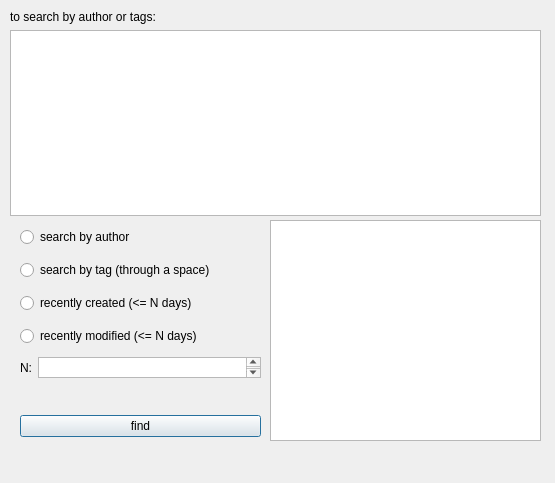
Alexander-1703/QtNotepad, file searchwindow.ui: the form before one commit.
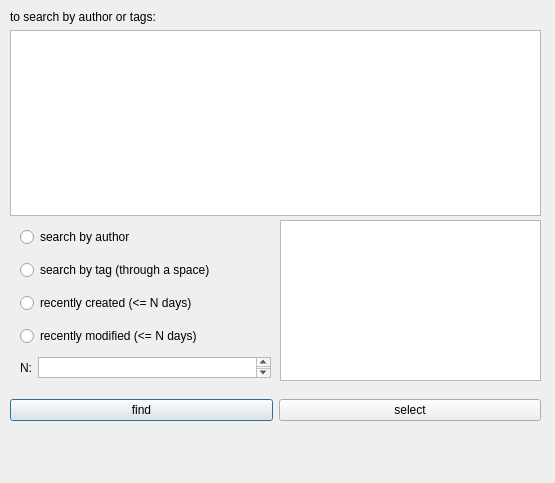
The form after the commit.

```diff
--- a/searchwindow.ui
+++ b/searchwindow.ui
@@ -35,31 +35,12 @@
     </item>
    </layout>
   </widget>
-  <widget class="QWidget" name="verticalLayoutWidget_2">
-   <property name="geometry">
-    <rect>
-     <x>20</x>
-     <y>396</y>
-     <width>241</width>
-     <height>61</height>
-    </rect>
-   </property>
-   <layout class="QVBoxLayout" name="verticalLayout_2">
-    <item>
-     <widget class="QPushButton" name="pushButton">
-      <property name="text">
-       <string>find</string>
-      </property>
-     </widget>
-    </item>
-   </layout>
-  </widget>
   <widget class="QWidget" name="verticalLayoutWidget_3">
    <property name="geometry">
     <rect>
      <x>20</x>
      <y>220</y>
-     <width>240</width>
+     <width>251</width>
      <height>136</height>
     </rect>
    </property>
@@ -97,10 +78,10 @@
   <widget class="QListWidget" name="listWidget">
    <property name="geometry">
     <rect>
-     <x>270</x>
+     <x>280</x>
      <y>220</y>
-     <width>271</width>
-     <height>221</height>
+     <width>261</width>
+     <height>161</height>
     </rect>
    </property>
   </widget>
@@ -109,7 +90,7 @@
     <rect>
      <x>20</x>
      <y>357</y>
-     <width>241</width>
+     <width>251</width>
      <height>21</height>
     </rect>
    </property>
@@ -126,6 +107,32 @@
     </item>
    </layout>
   </widget>
+  <widget class="QWidget" name="horizontalLayoutWidget_2">
+   <property name="geometry">
+    <rect>
+     <x>10</x>
+     <y>380</y>
+     <width>531</width>
+     <height>61</height>
+    </rect>
+   </property>
+   <layout class="QHBoxLayout" name="horizontalLayout_5">
+    <item>
+     <widget class="QPushButton" name="pushButton">
+      <property name="text">
+       <string>find</string>
+      </property>
+     </widget>
+    </item>
+    <item>
+     <widget class="QPushButton" name="pushButton_2">
+      <property name="text">
+       <string>select</string>
+      </property>
+     </widget>
+    </item>
+   </layout>
+  </widget>
  </widget>
  <resources/>
  <connections/>
```
